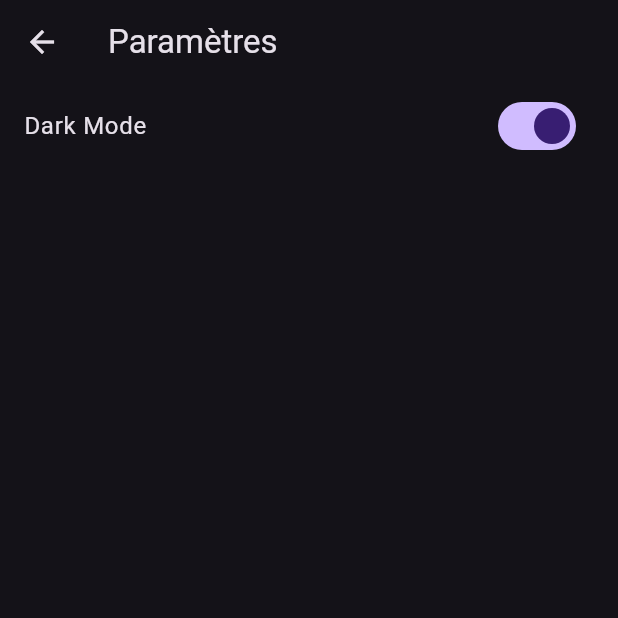
After one commit to Florian-lang/eco-carwash, a Flutter app: the SettingPage screen opened directly, after a tap on "Dark Mode", on a phone screen of 412 x 824 dp, the top half of it. The commit adds this screen. Run offline on Flutter 3.47's test engine with Material 3 defaults, Android fonts, the phone set to English and light mode, and no system bars; our stand-ins replace geocoding, shared_preferences; missing offline and left inert: dart:ffi; accounts and stored records are empty; network calls fail.

Commit message:
Ajout de la page des paramètres et de l'accès à l'api depuis l'application

```diff
--- a/lib/page/home_page.dart
+++ b/lib/page/home_page.dart
@@ -1,11 +1,14 @@
+import 'package:eco_carwash/config.dart';
+import 'package:eco_carwash/page/setting_page.dart';
 import 'package:eco_carwash/page/wash_station_page.dart';
+import 'package:eco_carwash/service/user_service.dart';
 import 'package:eco_carwash/service/tools_service.dart';
 import 'package:eco_carwash/service/wash_stations_service.dart';
 import 'package:flutter/material.dart';
+import 'package:url_launcher/url_launcher.dart';
 
 import '../model/wash_station.dart';
 import '../repository/wash_station_repository.dart';
-import '../service/user_service.dart';
 import 'login_page.dart';
 
 class HomePage extends StatefulWidget {
@@ -17,11 +20,10 @@ class HomePage extends StatefulWidget {
   State<HomePage> createState() => _HomePageState();
 }
 
-
-
 class _HomePageState extends State<HomePage> {
   final WashStationRepository _washStationRepository = WashStationRepository();
   final WashStationService _washStationService = WashStationService();
+  final UserService _userService = UserService();
 
   String sortBy = 'price';
   String searchAddress = '';
@@ -48,6 +50,14 @@ class _HomePageState extends State<HomePage> {
      initState();
     });
   }
+
+  Future<void> _launchUrl() async {
+    final Uri url = Uri.parse(Config.API_URL);
+    if (!await launchUrl(url)) {
+      throw Exception('Could not launch $url');
+    }
+  }
+
   @override
   Widget build(BuildContext context) {
     return Scaffold(
@@ -103,7 +113,15 @@ class _HomePageState extends State<HomePage> {
               leading: const Icon(Icons.settings),
               title: const Text('Paramètres'),
               onTap: () {
-                // Navigate to settings page
+                Navigator.of(context).push(
+                    MaterialPageRoute(builder: (context) => SettingPage()));
+              },
+            ),
+            ListTile(
+              leading: const Icon(Icons.api),
+              title: const Text('Voir l\'API'),
+              onTap: () {
+                _launchUrl();
               },
             ),
             ListTile(
--- /dev/null
+++ b/lib/page/setting_page.dart
@@ -0,0 +1,32 @@
+import 'package:flutter/material.dart';
+import 'package:provider/provider.dart';
+
+import '../provider/theme_provider.dart';
+
+class SettingPage extends StatelessWidget {
+  const SettingPage({super.key});
+
+  @override
+  Widget build(BuildContext context) {
+    final themeProvider = Provider.of<ThemeProvider>(context);
+
+    return Scaffold(
+      appBar: AppBar(
+        title: const Text('Paramètres'),
+      ),
+      body: ListView(
+        children: <Widget>[
+          SwitchListTile(
+            title: const Text('Dark Mode'),
+            value: themeProvider.getTheme() == ThemeData.dark(),
+            onChanged: (value) {
+              themeProvider.setTheme(value ? ThemeData.dark() : ThemeData.from(colorScheme:
+                ColorScheme.fromSeed(seedColor: const Color.fromARGB(255, 18, 234, 245)),
+              ));
+            },
+          ),
+        ],
+      ),
+    );
+  }
+}
--- /dev/null
+++ b/lib/provider/theme_provider.dart
@@ -0,0 +1,15 @@
+import 'package:flutter/material.dart';
+
+class ThemeProvider extends ChangeNotifier {
+  ThemeData _themeData;
+
+  ThemeProvider(this._themeData);
+
+  getTheme() => _themeData;
+
+  setTheme(ThemeData theme) {
+    _themeData = theme;
+
+    notifyListeners();
+  }
+}
--- a/pubspec.yaml
+++ b/pubspec.yaml
@@ -11,13 +11,14 @@ environment:
 dependencies:
   flutter:
     sdk: flutter
-  url_launcher: ^6.0.12
+  url_launcher: ^6.2.6
 
   cupertino_icons: ^1.0.2
   http: ^0.13.3
   var_dump: ^0.5.0
   shared_preferences: ^2.2.3
   geocoding: ^2.0.4
+  provider: ^6.1.2
 
 dev_dependencies:
   flutter_test:
```
Also changed, not shown: lib/main.dart (+15 -6 lines).
